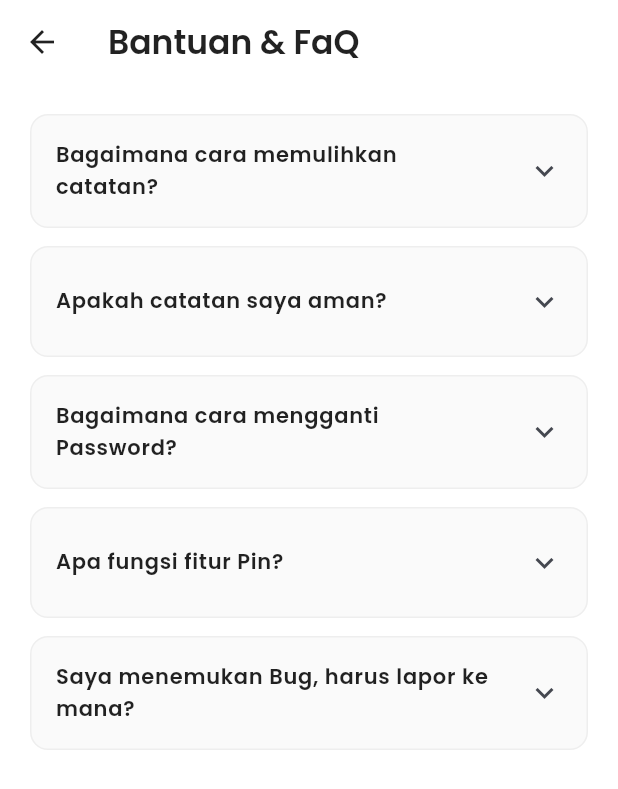
After one commit to KishiEdward/Notes_App_UAS, a Flutter app: the HelpPage screen opened directly, on a phone screen of 412 x 824 dp. The commit adds this screen. Shown: the top 789 px of the screen. Run offline on Flutter 3.47's test engine with Material 3 defaults, Android fonts, the phone set to English and light mode, and no system bars; our stand-ins replace cloud_firestore, firebase_auth, firebase_core, google_fonts, google_sign_in, lottie and 1 more; accounts and stored records are empty.

Commit message:
membuat page bantuan dan simplifikasi tampilan profil

```diff
--- /dev/null
+++ b/lib/pages/help_page.dart
@@ -0,0 +1,98 @@
+import 'package:flutter/material.dart';
+import 'package:google_fonts/google_fonts.dart';
+
+class HelpPage extends StatelessWidget {
+  const HelpPage({super.key});
+
+  @override
+  Widget build(BuildContext context) {
+    final List<Map<String, String>> faqs = [
+      {
+        "question": "Bagaimana cara memulihkan catatan?",
+        "answer":
+            "Jika Anda tidak sengaja menghapus catatan, pergi ke menu 'Sampah' di halaman utama (ikon tempat sampah). Cari catatan Anda, lalu tekan tombol 'Pulihkan' untuk mengembalikannya ke daftar utama.",
+      },
+      {
+        "question": "Apakah catatan saya aman?",
+        "answer":
+            "Ya! Semua catatan Anda disimpan secara aman di Cloud (Google Firebase). Selama Anda ingat email dan password login, Anda bisa mengakses catatan dari perangkat manapun.",
+      },
+      {
+        "question": "Bagaimana cara mengganti Password?",
+        "answer":
+            "Pergi ke menu Profil > Edit Profil. Di bagian paling bawah, tekan tombol 'Ganti Password via Email'. Link reset akan dikirim ke email Anda.",
+      },
+      {
+        "question": "Apa fungsi fitur Pin?",
+        "answer":
+            "Fitur Pin (ikon paku) digunakan untuk menempelkan catatan penting agar selalu muncul di urutan paling atas daftar, sehingga mudah ditemukan.",
+      },
+      {
+        "question": "Saya menemukan Bug, harus lapor ke mana?",
+        "answer":
+            "Silakan hubungi tim pengembang kami melalui email di: notesapp@gmail.co.id. Kami sangat menghargai masukan Anda untuk meningkatkan aplikasi ini.",
+      },
+    ];
+
+    return Scaffold(
+      backgroundColor: Colors.white,
+      appBar: AppBar(
+        backgroundColor: Colors.white,
+        elevation: 0,
+        leading: IconButton(
+          icon: const Icon(Icons.arrow_back, color: Colors.black87),
+          onPressed: () => Navigator.pop(context),
+        ),
+        title: Text(
+          'Bantuan & FaQ',
+          style: GoogleFonts.poppins(
+            color: Colors.black87,
+            fontWeight: FontWeight.w600,
+          ),
+        ),
+      ),
+      body: ListView.builder(
+        padding: const EdgeInsets.all(20),
+        itemCount: faqs.length,
+        itemBuilder: (context, index) {
+          final item = faqs[index];
+          return Container(
+            margin: const EdgeInsets.only(bottom: 12),
+            decoration: BoxDecoration(
+              color: Colors.grey.shade50,
+              borderRadius: BorderRadius.circular(12),
+              border: Border.all(color: Colors.grey.shade200),
+            ),
+            clipBehavior: Clip.antiAlias,
+            child: ExpansionTile(
+              shape: const Border(),
+              collapsedShape: const Border(),
+
+              tilePadding: const EdgeInsets.symmetric(horizontal: 16, vertical: 8),
+              title: Text(
+                item['question']!,
+                style: GoogleFonts.poppins(
+                  fontWeight: FontWeight.w600,
+                  fontSize: 14,
+                  color: Colors.black87,
+                ),
+              ),
+              childrenPadding: const EdgeInsets.fromLTRB(16, 0, 16, 16),
+              expandedAlignment: Alignment.centerLeft,
+              children: [
+                Text(
+                  item['answer']!,
+                  style: GoogleFonts.poppins(
+                    fontSize: 13,
+                    color: Colors.grey.shade600,
+                    height: 1.5,
+                  ),
+                ),
+              ],
+            ),
+          );
+        },
+      ),
+    );
+  }
+}
--- a/lib/pages/profile_page.dart
+++ b/lib/pages/profile_page.dart
@@ -6,6 +6,7 @@ import 'package:notesapp/pages/login_page.dart';
 import 'package:notesapp/services/auth_service.dart';
 import 'package:notesapp/services/firestore_service.dart';
 import 'package:notesapp/pages/profile_edit_page.dart';
+import 'package:notesapp/pages/help_page.dart';
 
 class ProfilePage extends StatelessWidget {
   const ProfilePage({super.key});
@@ -163,19 +164,14 @@ class ProfilePage extends StatelessWidget {
                 },
               ),
               _buildMenuOption(
-                icon: Icons.notifications_none_rounded,
-                title: 'Notifikasi',
-                onTap: () {},
-              ),
-              _buildMenuOption(
-                icon: Icons.security_outlined,
-                title: 'Keamanan',
-                onTap: () {},
-              ),
-              _buildMenuOption(
                 icon: Icons.help_outline_rounded,
-                title: 'Bantuan',
-                onTap: () {},
+                title: 'Bantuan & FaQ',
+                onTap: () {
+                  Navigator.push(
+                    context,
+                    MaterialPageRoute(builder: (context) => const HelpPage()),
+                  );
+                },
               ),
 
               const SizedBox(height: 32),
```
